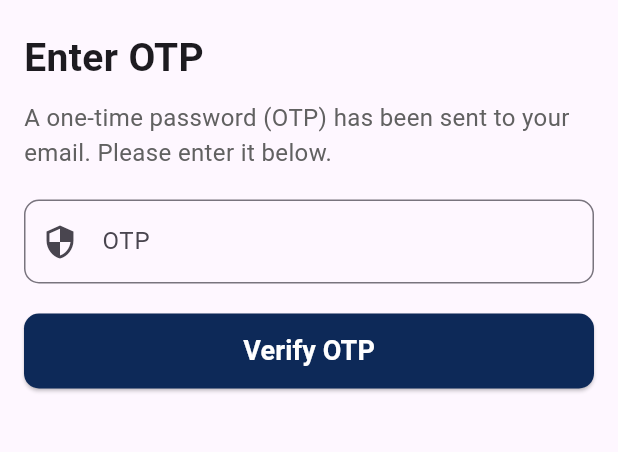
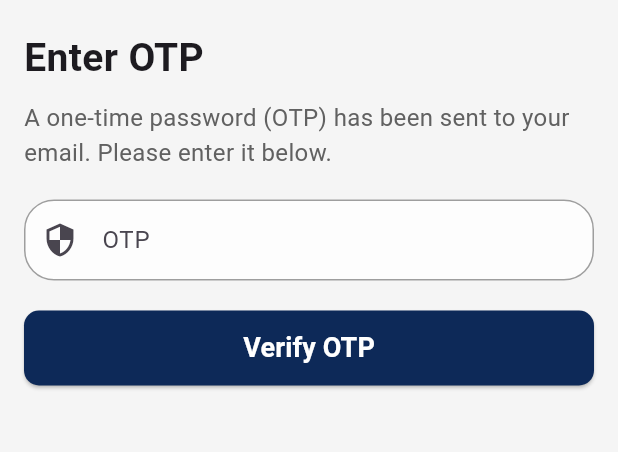
Before and after one commit to equinoXx-git/bangketicket-app, a Flutter app: the OtpVerificationPage screen opened directly with empty values, on a phone screen of 412 x 824 dp, the part 264-716 px from its top. Run offline on Flutter 3.47's test engine with Material 3 defaults, Android fonts, the light colour scheme and no system bars; our stand-ins replace connectivity_plus, permission_handler, shared_preferences; missing offline and left inert: android_intent_plus, blue_thermal_printer, qr_code_scanner; accounts and stored records are empty; project files that could hold a hidden picture were left out.

Commit message:
Updated otp verification dialog and otp verification page

```diff
--- a/bangketicket/lib/forgot_password_email.dart
+++ b/bangketicket/lib/forgot_password_email.dart
@@ -130,6 +130,7 @@
               ],
             ),
           ),
+          backgroundColor: const Color(0xFFF5F5F5),
         );
       },
     );
--- a/bangketicket/lib/otp_verification.dart
+++ b/bangketicket/lib/otp_verification.dart
@@ -116,17 +116,27 @@ class _OtpVerificationPageState extends State<OtpVerificationPage> {
                   ),
                   const SizedBox(height: 20), // Reduced padding between description and form
 
+                  // Updated OTP input field design
                   TextField(
                     controller: _otpController,
                     keyboardType: TextInputType.number,
                     decoration: InputDecoration(
                       labelText: 'OTP',
                       border: OutlineInputBorder(
-                        borderRadius: BorderRadius.circular(10),
+                        borderRadius: BorderRadius.circular(20), // Rounded corners
+                        borderSide: const BorderSide(color: Colors.grey, width: 1),
                       ),
                       prefixIcon: const Icon(Icons.security),
+                      filled: true, // Add background color
+                      fillColor: Colors.white.withOpacity(0.8), // Semi-transparent background
+                      contentPadding: const EdgeInsets.symmetric(vertical: 15, horizontal: 20),
+                      enabledBorder: OutlineInputBorder(
+                        borderRadius: BorderRadius.circular(20),
+                        borderSide: const BorderSide(color: Colors.grey, width: 1),
+                      ),
                     ),
                   ),
+
                   const SizedBox(height: 20),
 
                   if (_errorMessage.isNotEmpty)
@@ -167,8 +177,10 @@ class _OtpVerificationPageState extends State<OtpVerificationPage> {
           ),
         ],
       ),
+      backgroundColor: const Color(0xFFF5F5F5),
     );
   }
+
 
   @override
   void dispose() {
```
